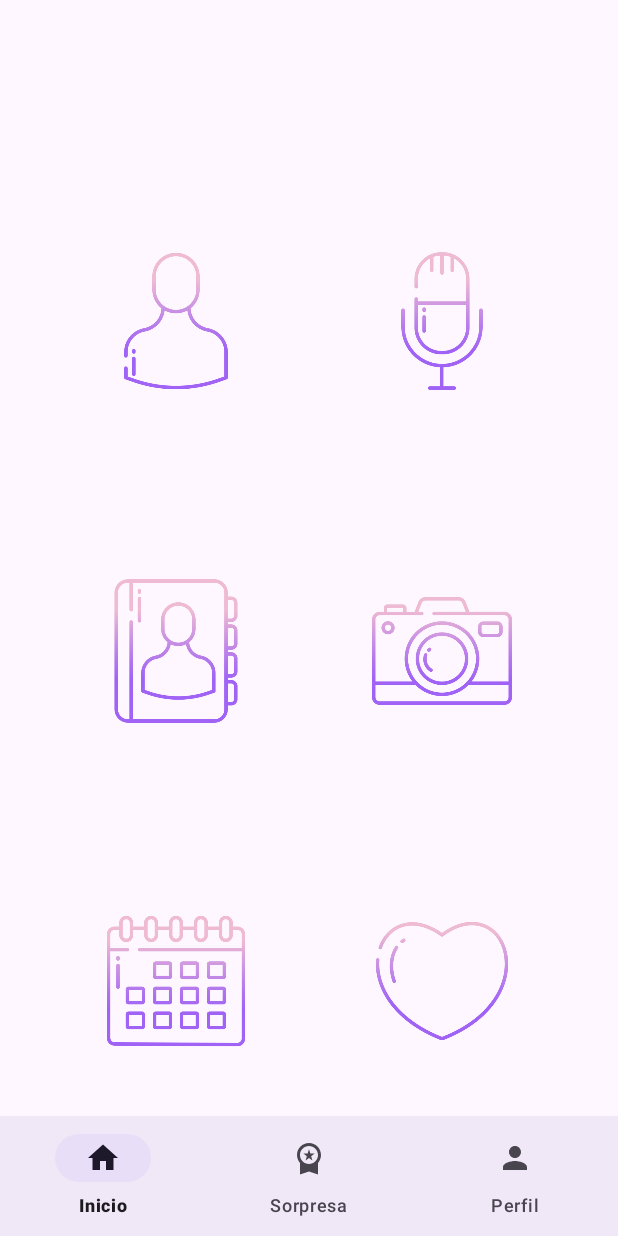
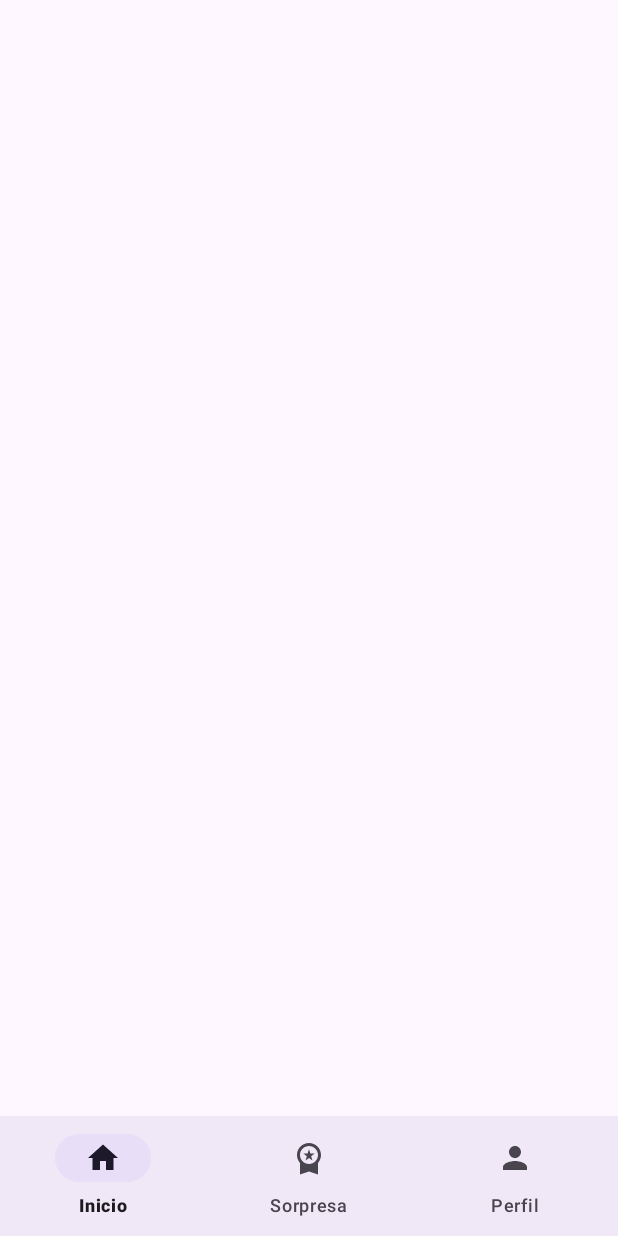
Before and after one commit to sefafe10/MemoriApp, an Android app: the HomeFragment screen opened directly, with no data from a screen before it, on a phone screen of 412 x 824 dp. Run offline under Robolectric (Android 15) with nearby library versions, the phone set to English and light mode, and no system bars; our stand-ins replace navigation-ui; 3 statements that could not run were skipped.

Commit message:
Eliminado codigo sobrante

```diff
--- a/app/src/main/res/layout/fragment_home.xml
+++ b/app/src/main/res/layout/fragment_home.xml
@@ -7,72 +7,4 @@
     tools:context=".ui.home.HomeFragment"
     >
 
-    <ImageButton
-        android:layout_marginTop="100dp"
-        android:id="@+id/usuario"
-        android:layout_width="120dp"
-        android:layout_height="100dp"
-        android:scaleType="centerInside"
-        android:src="@drawable/usuario"
-        app:layout_constraintEnd_toStartOf="@id/microfono"
-        app:layout_constraintStart_toStartOf="parent"
-        app:layout_constraintTop_toTopOf="parent" />
-
-    <ImageButton
-        android:layout_marginTop="100dp"
-        android:id="@+id/microfono"
-        android:layout_width="120dp"
-        android:layout_height="100dp"
-        android:scaleType="centerInside"
-        android:src="@drawable/microfono"
-        app:layout_constraintEnd_toEndOf="parent"
-        app:layout_constraintStart_toEndOf="@id/usuario"
-        app:layout_constraintTop_toTopOf="parent"
-        />
-
-    <ImageButton
-        android:id="@+id/libreta_de_contactos"
-        android:layout_width="120dp"
-        android:layout_height="100dp"
-        android:scaleType="centerInside"
-        android:src="@drawable/libreta_de_contactos"
-        app:layout_constraintTop_toBottomOf="@id/usuario"
-        app:layout_constraintBottom_toTopOf="@id/calendario"
-        app:layout_constraintEnd_toStartOf="@id/camara"
-        app:layout_constraintStart_toStartOf="parent"/>
-
-    <ImageButton
-        android:id="@+id/camara"
-        android:layout_width="120dp"
-        android:layout_height="100dp"
-        android:scaleType="centerInside"
-        android:src="@drawable/camara"
-        app:layout_constraintBottom_toTopOf="@id/corazon"
-        app:layout_constraintEnd_toEndOf="parent"
-        app:layout_constraintStart_toEndOf="@id/libreta_de_contactos"
-        app:layout_constraintTop_toBottomOf="@id/microfono" />
-
-    <ImageButton
-        android:id="@+id/calendario"
-        android:layout_width="120dp"
-        android:layout_height="100dp"
-        android:scaleType="centerInside"
-        android:src="@drawable/calendario"
-        app:layout_constraintBottom_toBottomOf="parent"
-        app:layout_constraintEnd_toStartOf="@id/corazon"
-        app:layout_constraintStart_toStartOf="parent"
-        app:layout_constraintTop_toBottomOf="@id/libreta_de_contactos" />
-
-    <ImageButton
-        android:id="@+id/corazon"
-        android:layout_width="120dp"
-        android:layout_height="100dp"
-        android:scaleType="centerInside"
-        android:src="@drawable/corazon"
-        app:layout_constraintBottom_toBottomOf="parent"
-        app:layout_constraintEnd_toEndOf="parent"
-        app:layout_constraintStart_toEndOf="@id/calendario"
-        app:layout_constraintTop_toBottomOf="@id/camara"
-        />
-
 </androidx.constraintlayout.widget.ConstraintLayout>
```
